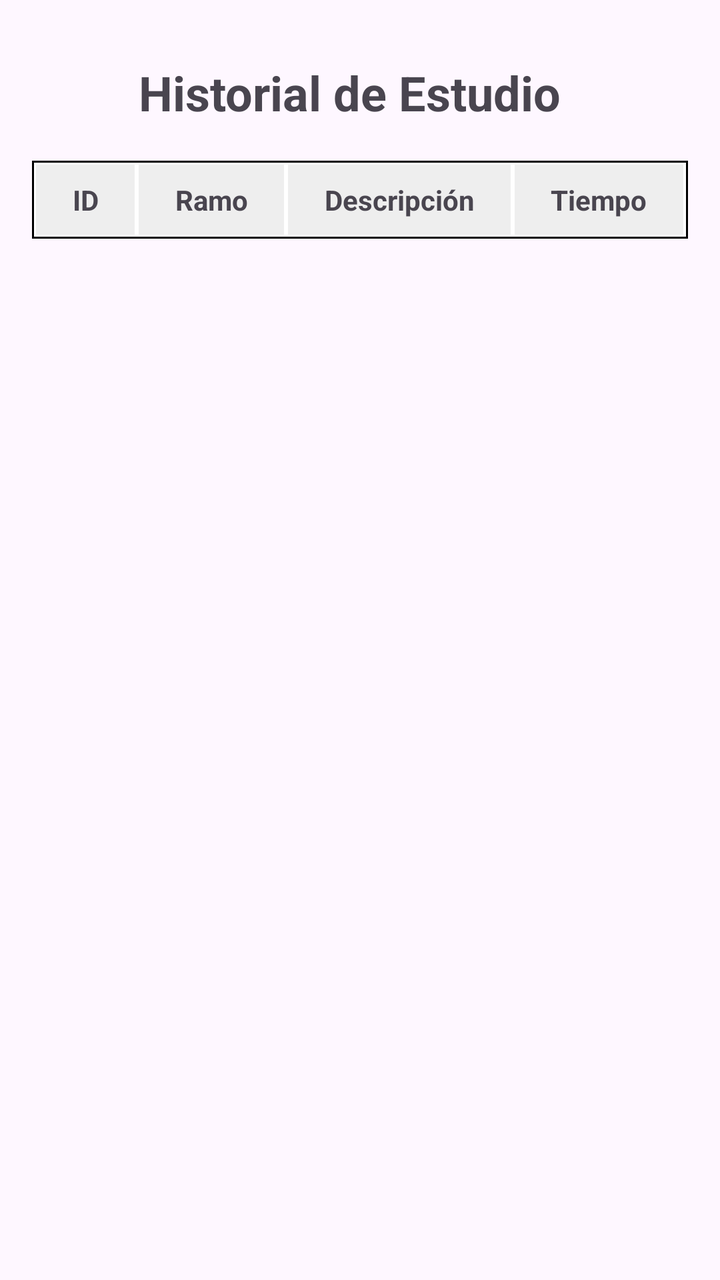
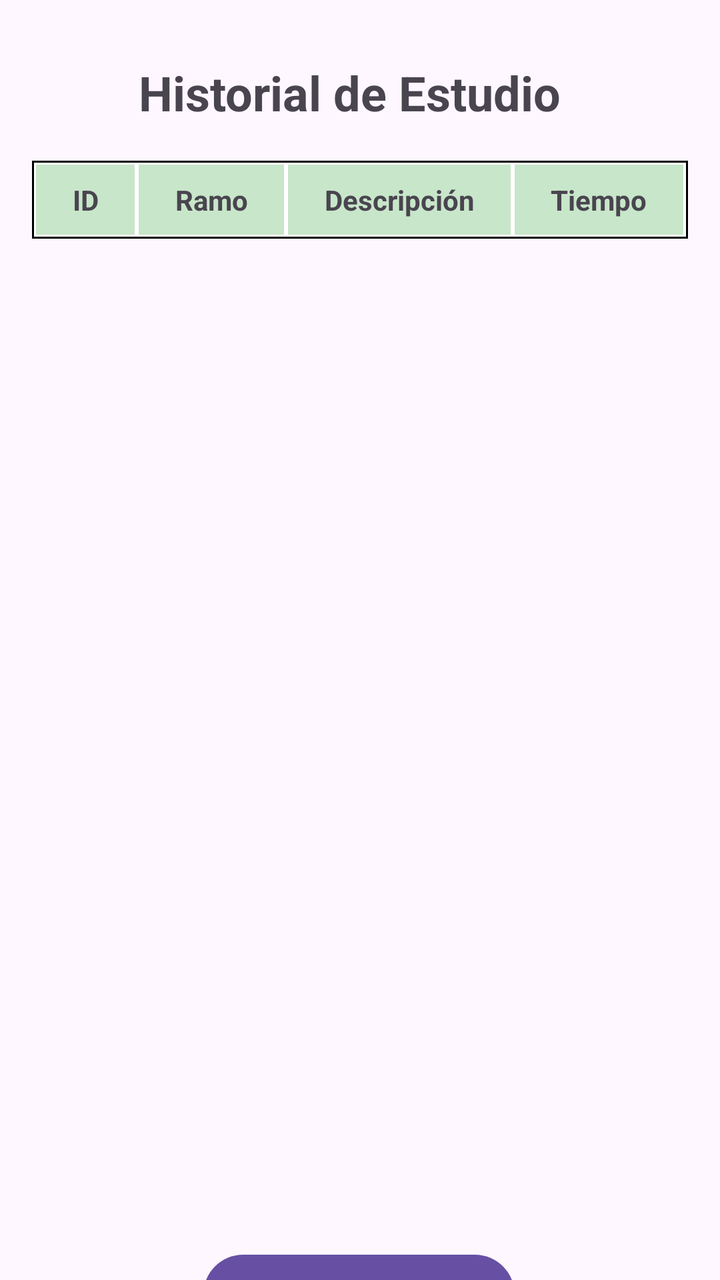

Two renders of the same Android screen: before a commit and after it. Below are the layout's source before the change and the commit's diff.
<!-- AndroidManifest.xml: application theme Theme.SalvadorDeSemestres -->
<!-- res/layout/activity_historial_de_estudio.xml -->
<?xml version="1.0" encoding="utf-8"?>
<androidx.constraintlayout.widget.ConstraintLayout xmlns:android="http://schemas.android.com/apk/res/android"
    xmlns:app="http://schemas.android.com/apk/res-auto"
    xmlns:tools="http://schemas.android.com/tools"
    android:id="@+id/main"
    android:layout_width="match_parent"
    android:layout_height="match_parent"
    tools:context=".HistorialDeEstudio">

    <TextView
        android:id="@+id/tvTituloHistorial"
        android:layout_width="wrap_content"
        android:layout_height="wrap_content"
        android:layout_marginStart="95dp"
        android:layout_marginTop="30dp"
        android:layout_marginEnd="105dp"
        android:text="Historial de Estudio"
        android:textSize="24sp"
        android:textStyle="bold"
        app:layout_constraintEnd_toEndOf="parent"
        app:layout_constraintStart_toStartOf="parent"
        app:layout_constraintTop_toTopOf="parent" />

    <TableLayout
        android:id="@+id/tableHistorial"
        android:layout_width="match_parent"
        android:layout_height="wrap_content"
        android:layout_marginHorizontal="16dp"
        android:layout_marginStart="16dp"
        android:layout_marginTop="18dp"
        android:layout_marginEnd="16dp"
        android:background="#000000"
        android:padding="1dp"
        android:stretchColumns="*"
        app:layout_constraintEnd_toEndOf="parent"
        app:layout_constraintStart_toStartOf="parent"
        app:layout_constraintTop_toBottomOf="@+id/tvTituloHistorial">

        <TableRow android:background="#FFFFFF">

            <TextView
                android:layout_width="wrap_content"
                android:layout_height="wrap_content"
                android:layout_margin="1dp"
                android:background="#EEEEEE"
                android:gravity="center"
                android:padding="8dp"
                android:text="ID"
                android:textStyle="bold" />

            <TextView
                android:layout_width="wrap_content"
                android:layout_height="wrap_content"
                android:layout_margin="1dp"
                android:background="#EEEEEE"
                android:gravity="center"
                android:padding="8dp"
                android:text="Ramo"
                android:textStyle="bold" />

            <TextView
                android:layout_width="wrap_content"
                android:layout_height="wrap_content"
                android:layout_margin="1dp"
                android:background="#EEEEEE"
                android:gravity="center"
                android:padding="8dp"
                android:text="Descripción"
                android:textStyle="bold" />

            <TextView
                android:layout_width="wrap_content"
                android:layout_height="wrap_content"
                android:layout_margin="1dp"
                android:background="#EEEEEE"
                android:gravity="center"
                android:padding="8dp"
                android:text="Tiempo"
                android:textStyle="bold" />
        </TableRow>

    </TableLayout>

</androidx.constraintlayout.widget.ConstraintLayout>
<!-- resources referenced by this layout -->
<resources>
  <style name="Theme.SalvadorDeSemestres" parent="Base.Theme.SalvadorDeSemestres" />
  <style name="Base.Theme.SalvadorDeSemestres" parent="Theme.Material3.DayNight.NoActionBar">
          
          
      </style>
</resources>

<!-- the commit's change to res/layout/activity_historial_de_estudio.xml (unified diff, before → after) -->
@@ -5,7 +5,7 @@
     android:id="@+id/main"
     android:layout_width="match_parent"
     android:layout_height="match_parent"
-    tools:context=".HistorialDeEstudio">
+    tools:context=".vistas.HistorialDeEstudio">
 
     <TextView
         android:id="@+id/tvTituloHistorial"
@@ -42,7 +42,7 @@
                 android:layout_width="wrap_content"
                 android:layout_height="wrap_content"
                 android:layout_margin="1dp"
-                android:background="#EEEEEE"
+                android:background="#C8E6C9"
                 android:gravity="center"
                 android:padding="8dp"
                 android:text="ID"
@@ -52,7 +52,7 @@
                 android:layout_width="wrap_content"
                 android:layout_height="wrap_content"
                 android:layout_margin="1dp"
-                android:background="#EEEEEE"
+                android:background="#C8E6C9"
                 android:gravity="center"
                 android:padding="8dp"
                 android:text="Ramo"
@@ -62,7 +62,7 @@
                 android:layout_width="wrap_content"
                 android:layout_height="wrap_content"
                 android:layout_margin="1dp"
-                android:background="#EEEEEE"
+                android:background="#C8E6C9"
                 android:gravity="center"
                 android:padding="8dp"
                 android:text="Descripción"
@@ -72,7 +72,7 @@
                 android:layout_width="wrap_content"
                 android:layout_height="wrap_content"
                 android:layout_margin="1dp"
-                android:background="#EEEEEE"
+                android:background="#C8E6C9"
                 android:gravity="center"
                 android:padding="8dp"
                 android:text="Tiempo"
@@ -81,4 +81,15 @@
 
     </TableLayout>
 
+    <Button
+        android:id="@+id/btnVolverHistorial"
+        android:layout_width="wrap_content"
+        android:layout_height="wrap_content"
+        android:layout_marginTop="504dp"
+        android:text="Volver a estudiar"
+        app:layout_constraintEnd_toEndOf="parent"
+        app:layout_constraintHorizontal_bias="0.498"
+        app:layout_constraintStart_toStartOf="parent"
+        app:layout_constraintTop_toBottomOf="@+id/tableHistorial" />
+
 </androidx.constraintlayout.widget.ConstraintLayout>
